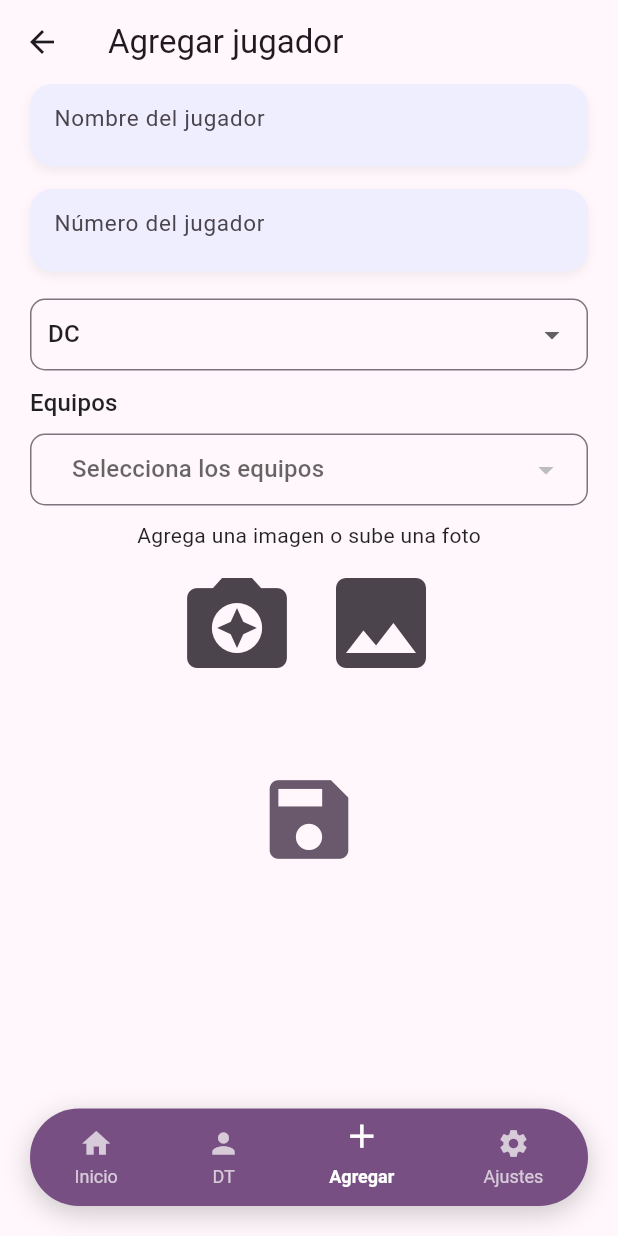
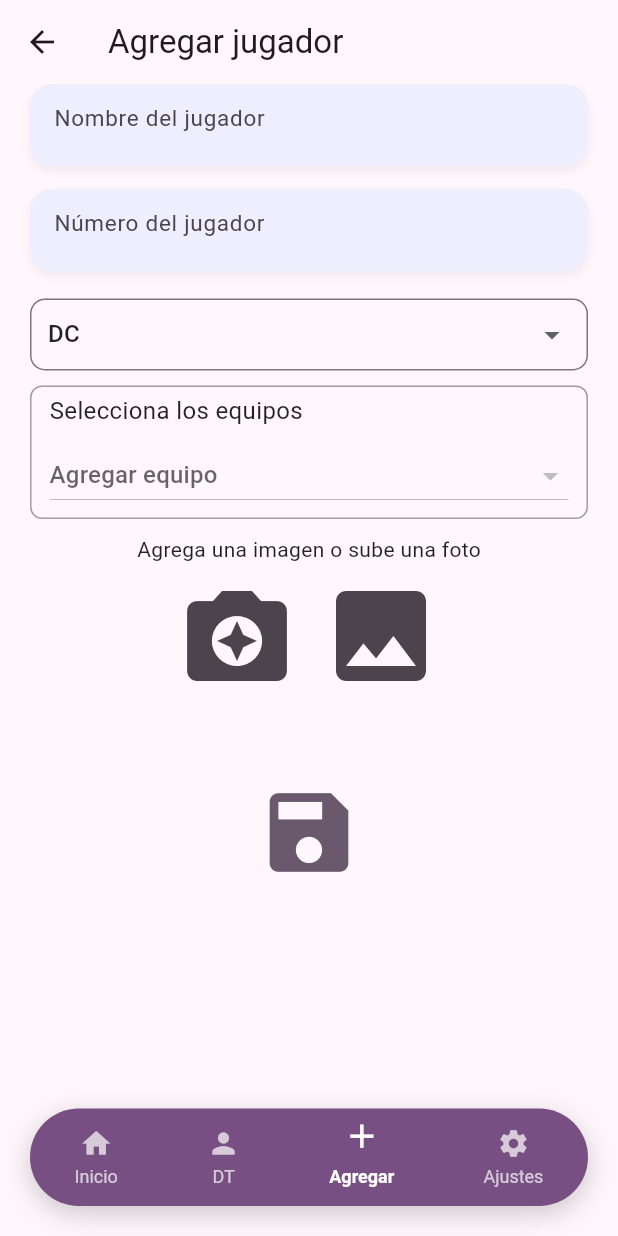
Before and after one commit to Brunox117/carrermodetracker, a Flutter app: the AddPlayerView screen opened by its route, on a phone screen of 412 x 824 dp. Run offline on Flutter 3.47's test engine with Material 3 defaults, Android fonts, the phone set to English and light mode, and no system bars; our stand-ins replace flutter_riverpod, go_router, image_picker, isar, shared_preferences; missing offline and left inert: drops; accounts and stored records are empty; generated files the repository leaves out were written again.

Commit message:
se mejora el multi dropdown

```diff
--- a/lib/presentation/views/player/add_player_view.dart
+++ b/lib/presentation/views/player/add_player_view.dart
@@ -187,20 +187,12 @@ class __PlayerFormState extends ConsumerState<_PlayerForm> {
               const SizedBox(
                 height: 10,
               ),
-              CustomMultiDropdownButton<Team>(
-                items: teamsList.map((team) {
-                  return DropdownMenuItem<Team>(
-                    value: team,
-                    child: Text(team.name),
-                  );
-                }).toList(),
-                selectedValues: selectedTeams,
-                hintText: 'Selecciona los equipos',
-                labelText: 'Equipos',
-                equals: (team1, team2) => team1.id == team2.id,
-                onChanged: (teams) {
+              CustomMultiDropdownButton(
+                items: teamsList,
+                selectedItems: selectedTeams,
+                onChanged: (newSelection) {
                   setState(() {
-                    selectedTeams = teams;
+                    selectedTeams = newSelection;
                   });
                 },
               ),
--- a/lib/presentation/widgets/shared/custom_multi_dropdown_button.dart
+++ b/lib/presentation/widgets/shared/custom_multi_dropdown_button.dart
@@ -1,130 +1,69 @@
 import 'package:flutter/material.dart';
+import 'package:carrermodetracker/domain/entities/team.dart';
 
-class CustomMultiDropdownButton<T> extends StatelessWidget {
-  final List<DropdownMenuItem<T>> items;
-  final List<T> selectedValues;
-  final String? hintText;
-  final String? labelText;
-  final void Function(List<T>)? onChanged;
-  final bool Function(T, T)? equals;
+class CustomMultiDropdownButton extends StatelessWidget {
+  final List<Team> items;
+  final List<Team> selectedItems;
+  final Function(List<Team>) onChanged;
+  final String hint;
 
   const CustomMultiDropdownButton({
     super.key,
     required this.items,
-    required this.selectedValues,
-    this.hintText,
-    this.labelText,
+    required this.selectedItems,
     required this.onChanged,
-    this.equals,
+    this.hint = 'Selecciona los equipos',
   });
-
-  bool _isValueSelected(T value) {
-    if (equals != null) {
-      return selectedValues.any((element) => equals!(element, value));
-    }
-    return selectedValues.contains(value);
-  }
 
   @override
   Widget build(BuildContext context) {
-    return Column(
-      crossAxisAlignment: CrossAxisAlignment.start,
-      children: [
-        if (labelText != null)
+    return Container(
+      padding: const EdgeInsets.symmetric(horizontal: 12, vertical: 4),
+      decoration: BoxDecoration(
+        border: Border.all(color: Colors.grey),
+        borderRadius: BorderRadius.circular(8),
+      ),
+      child: Column(
+        crossAxisAlignment: CrossAxisAlignment.start,
+        children: [
           Text(
-            labelText!,
-            style: Theme.of(context).textTheme.titleMedium,
+            hint,
+            style: const TextStyle(fontSize: 16),
           ),
-        const SizedBox(height: 8),
-        InputDecorator(
-          decoration: InputDecoration(
-            hintText: hintText,
-            border: OutlineInputBorder(
-              borderRadius: BorderRadius.circular(10.0),
-            ),
-            contentPadding: const EdgeInsets.symmetric(horizontal: 8),
-          ),
-          child: ButtonTheme(
-            alignedDropdown: true,
-            child: DropdownButtonHideUnderline(
-              child: DropdownButton<T>(
+          const SizedBox(height: 8),
+          Wrap(
+            spacing: 8,
+            children: [
+              ...selectedItems.map((team) => Chip(
+                    label: Text(team.name),
+                    onDeleted: () {
+                      final newSelection = List<Team>.from(selectedItems)
+                        ..remove(team);
+                      onChanged(newSelection);
+                    },
+                  )),
+              DropdownButton<Team>(
                 isExpanded: true,
-                value: null,
-                hint: Text(selectedValues.isEmpty
-                    ? (hintText ?? '')
-                    : '${selectedValues.length} seleccionados'),
-                items: items.map((item) {
-                  return DropdownMenuItem<T>(
-                    value: item.value,
-                    child: Row(
-                      children: [
-                        Checkbox(
-                          value: _isValueSelected(item.value as T),
-                          onChanged: (bool? value) {
-                            if (value == true) {
-                              onChanged?.call([...selectedValues, item.value as T]);
-                            } else {
-                              if (equals != null) {
-                                onChanged?.call(
-                                  selectedValues
-                                      .where((v) => !equals!(v, item.value as T))
-                                      .toList(),
-                                );
-                              } else {
-                                onChanged?.call(
-                                  selectedValues
-                                      .where((v) => v != item.value)
-                                      .toList(),
-                                );
-                              }
-                            }
-                          },
-                        ),
-                        Expanded(child: item.child),
-                      ],
-                    ),
-                  );
-                }).toList(),
-                onChanged: (T? value) {
-                  if (value != null) {
-                    if (!_isValueSelected(value)) {
-                      onChanged?.call([...selectedValues, value]);
-                    } else {
-                      if (equals != null) {
-                        onChanged?.call(
-                          selectedValues
-                              .where((v) => !equals!(v, value))
-                              .toList(),
-                        );
-                      } else {
-                        onChanged?.call(
-                          selectedValues.where((v) => v != value).toList(),
-                        );
-                      }
-                    }
+                hint: const Text('Agregar equipo'),
+                items: items
+                    .where((team) => !selectedItems.contains(team))
+                    .map((team) => DropdownMenuItem<Team>(
+                          value: team,
+                          child: Text(team.name),
+                        ))
+                    .toList(),
+                onChanged: (Team? newValue) {
+                  if (newValue != null) {
+                    final newSelection = List<Team>.from(selectedItems)
+                      ..add(newValue);
+                    onChanged(newSelection);
                   }
                 },
-                enableFeedback: true,
-                borderRadius: BorderRadius.circular(10),
-                icon: const Icon(Icons.arrow_drop_down),
-                selectedItemBuilder: (BuildContext context) {
-                  return items.map((item) {
-                    return Container(
-                      alignment: Alignment.centerLeft,
-                      child: Text(
-                        selectedValues.isEmpty
-                            ? (hintText ?? '')
-                            : '${selectedValues.length} seleccionados',
-                        style: Theme.of(context).textTheme.bodyLarge,
-                      ),
-                    );
-                  }).toList();
-                },
               ),
-            ),
+            ],
           ),
-        ),
-      ],
+        ],
+      ),
     );
   }
 }
```
